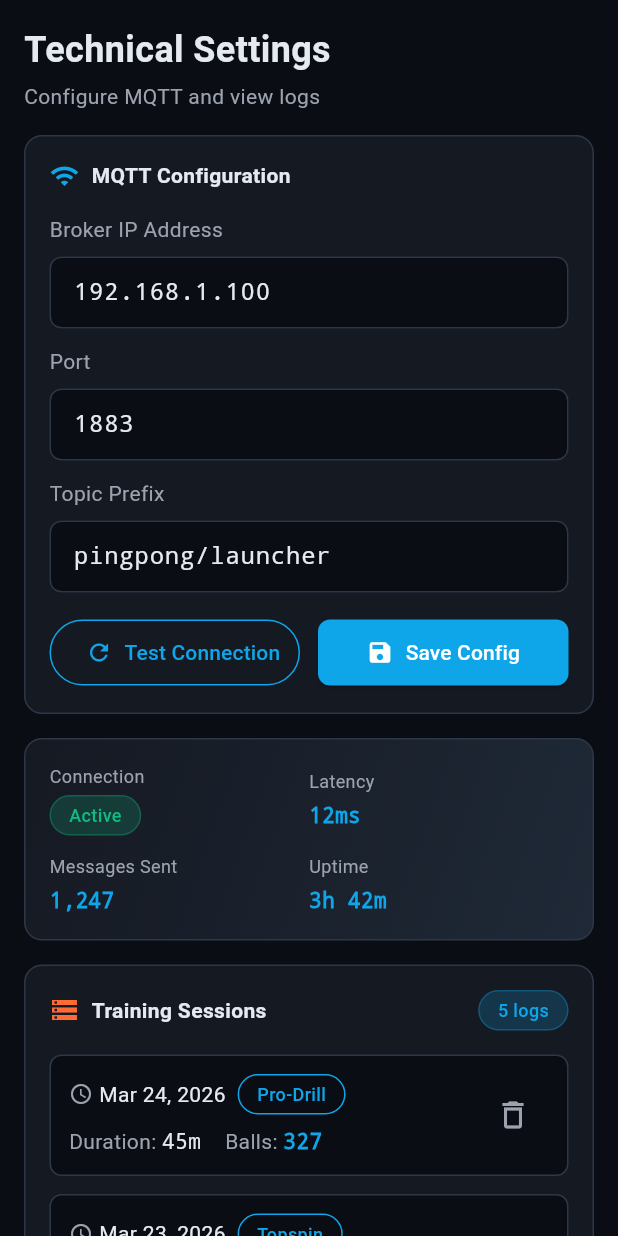
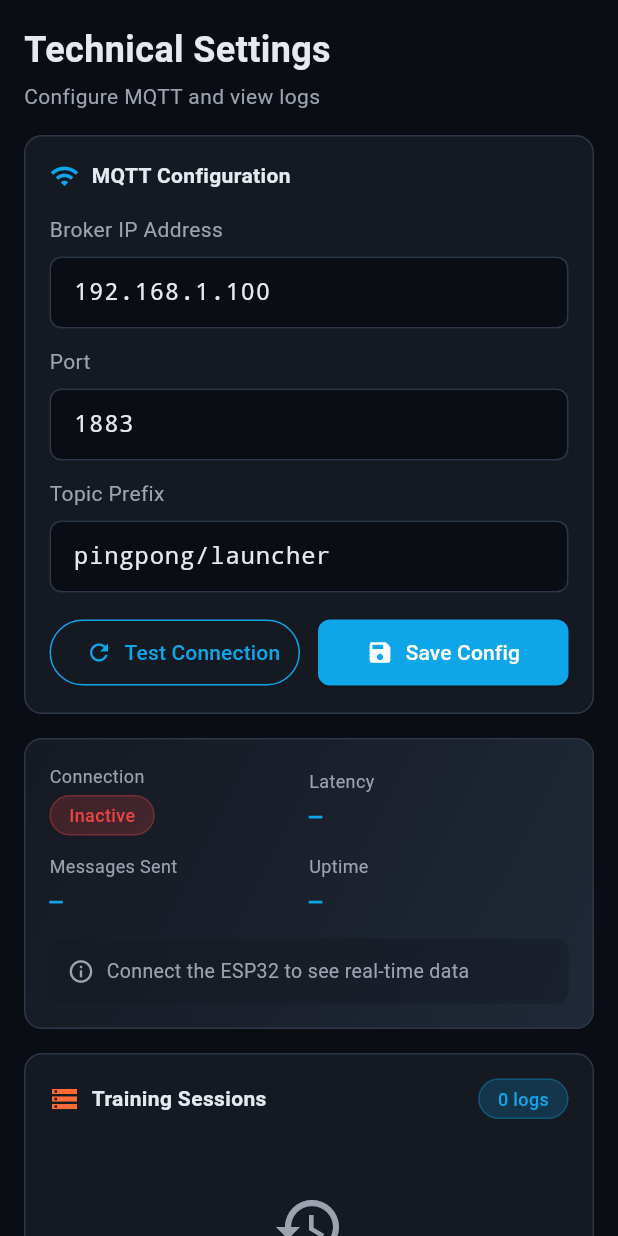
Before and after one commit to BenjaminQRojas/proyecto_pingpong, a Flutter app: the TechnicalSettingsScreen screen opened directly, after a tap on "Test Connection", on a phone screen of 412 x 824 dp. Run offline on Flutter 3.47's test engine with Material 3 defaults, Android fonts, the phone set to English and light mode, and no system bars; missing offline and left inert: mqtt_client, postgres.

Commit message:
fix: update connection handling and improve UI for training sessions

```diff
--- a/Acciones Realizadas.txt
+++ b/Acciones Realizadas.txt
@@ -1,20 +1,4 @@
 REALIZADO
 -> creado proyecto flutter -> flutter create proyecto_pingpong
 -> añadido librerias -> flutter pub add mqtt_client postgres provider
-
-COMPLETADO (Prompt IoT):
--> Estructura de carpetas: lib/core/models, lib/features/control, lib/features/stats, lib/services
--> Modelo PingPongShot con topMotorSpeed, bottomMotorSpeed, horizontalAngle, interval
--> MqttService para conexion con broker Mosquitto
--> DatabaseService para PostgreSQL con tabla sessions (JSONB)
--> Dashboard con Sliders para velocidades y Emergency Stop
--> Navegacion entre Control y Historial
-
-COMPLETADO (Mockup Design):
--> Tema oscuro con paleta #0ea5e9 / #ff6b35 / #10b981
--> Widgets reutilizables: AppCard, AppBadge, AppButton, AppSlider, VerticalSlider
--> DashboardScreen con boton Start/Stop circular animado, presets, contador de pelotas
--> PhysicsCalibrationScreen con visualizacion de trayectoria (CustomPaint)
--> TechnicalSettingsScreen con configuracion MQTT y historial de sesiones
--> StatsScreen mejorada con el nuevo diseno
--> Navegacion inferior con 4 tabs: Control, Physics, Settings, Stats
+-> añadido a repositorio de github
--- a/lib/features/control/screens/technical_settings_screen.dart
+++ b/lib/features/control/screens/technical_settings_screen.dart
@@ -32,45 +32,9 @@ class _TechnicalSettingsScreenState extends State<TechnicalSettingsScreen> {
   String _topicPrefix = 'pingpong/launcher';
   bool _saved = false;
   bool _connectionTested = false;
-  bool _isConnected = true;
+  bool _isConnected = false;
 
-  final List<TrainingSession> _sessions = [
-    TrainingSession(
-      id: '1',
-      date: '2026-03-24',
-      duration: '45m',
-      ballCount: 327,
-      preset: 'Pro-Drill',
-    ),
-    TrainingSession(
-      id: '2',
-      date: '2026-03-23',
-      duration: '32m',
-      ballCount: 218,
-      preset: 'Topspin',
-    ),
-    TrainingSession(
-      id: '3',
-      date: '2026-03-22',
-      duration: '28m',
-      ballCount: 189,
-      preset: 'Random',
-    ),
-    TrainingSession(
-      id: '4',
-      date: '2026-03-21',
-      duration: '51m',
-      ballCount: 412,
-      preset: 'Pro-Drill',
-    ),
-    TrainingSession(
-      id: '5',
-      date: '2026-03-20',
-      duration: '38m',
-      ballCount: 265,
-      preset: 'Backspin',
-    ),
-  ];
+  List<TrainingSession> _sessions = [];
 
   void _handleSave() {
     setState(() => _saved = true);
@@ -79,11 +43,8 @@ class _TechnicalSettingsScreenState extends State<TechnicalSettingsScreen> {
     });
   }
 
-  void _handleTestConnection() {
-    setState(() {
-      _connectionTested = true;
-      _isConnected = true;
-    });
+  void _handleTestConnection() async {
+    setState(() => _connectionTested = true);
   }
 
   String _formatDate(String dateStr) {
@@ -255,15 +216,51 @@ class _TechnicalSettingsScreenState extends State<TechnicalSettingsScreen> {
                   isBadge: true,
                 ),
               ),
-              Expanded(child: _buildInfoItem('Latency', '12ms')),
+              Expanded(
+                child: _buildInfoItem('Latency', _isConnected ? '—' : '—'),
+              ),
             ],
           ),
           const SizedBox(height: 12),
           Row(
             children: [
-              Expanded(child: _buildInfoItem('Messages Sent', '1,247')),
-              Expanded(child: _buildInfoItem('Uptime', '3h 42m')),
+              Expanded(
+                child: _buildInfoItem(
+                  'Messages Sent',
+                  _isConnected ? '—' : '—',
+                ),
+              ),
+              Expanded(
+                child: _buildInfoItem('Uptime', _isConnected ? '—' : '—'),
+              ),
             ],
+          ),
+          const SizedBox(height: 16),
+          Container(
+            padding: const EdgeInsets.all(12),
+            decoration: BoxDecoration(
+              color: AppTheme.background.withOpacity(0.5),
+              borderRadius: BorderRadius.circular(8),
+            ),
+            child: Row(
+              children: [
+                Icon(
+                  Icons.info_outline,
+                  color: AppTheme.textSecondary,
+                  size: 18,
+                ),
+                const SizedBox(width: 8),
+                Expanded(
+                  child: Text(
+                    'Connect the ESP32 to see real-time data',
+                    style: TextStyle(
+                      color: AppTheme.textSecondary,
+                      fontSize: 13,
+                    ),
+                  ),
+                ),
+              ],
+            ),
           ),
         ],
       ),
@@ -325,14 +322,31 @@ class _TechnicalSettingsScreenState extends State<TechnicalSettingsScreen> {
             ],
           ),
           const SizedBox(height: 16),
-          ..._sessions.map((session) => _buildSessionItem(session)),
-          const SizedBox(height: 12),
-          AppButton(
-            text: 'Load More Sessions',
-            outlined: true,
-            fullWidth: true,
-            onPressed: () {},
-          ),
+          if (_sessions.isEmpty)
+            Container(
+              padding: const EdgeInsets.symmetric(vertical: 32),
+              alignment: Alignment.center,
+              child: Column(
+                children: [
+                  Icon(Icons.history, color: AppTheme.textSecondary, size: 48),
+                  const SizedBox(height: 12),
+                  Text(
+                    'No training sessions yet',
+                    style: TextStyle(color: AppTheme.textSecondary),
+                  ),
+                  const SizedBox(height: 4),
+                  Text(
+                    'Sessions will appear after connecting the ESP32',
+                    style: TextStyle(
+                      color: AppTheme.textSecondary,
+                      fontSize: 12,
+                    ),
+                  ),
+                ],
+              ),
+            )
+          else
+            ..._sessions.map((session) => _buildSessionItem(session)),
         ],
       ),
     );
@@ -428,8 +442,8 @@ class _TechnicalSettingsScreenState extends State<TechnicalSettingsScreen> {
             style: TextStyle(color: AppTheme.textSecondary, fontSize: 14),
           ),
           const SizedBox(height: 12),
-          _buildSystemRow('Firmware Version', 'v2.4.1'),
-          _buildSystemRow('Hardware Model', 'ESP32-WROOM-32'),
+          _buildSystemRow('Firmware Version', '—'),
+          _buildSystemRow('Hardware Model', '—'),
           _buildSystemRow('App Version', '1.0.0'),
         ],
       ),
```
